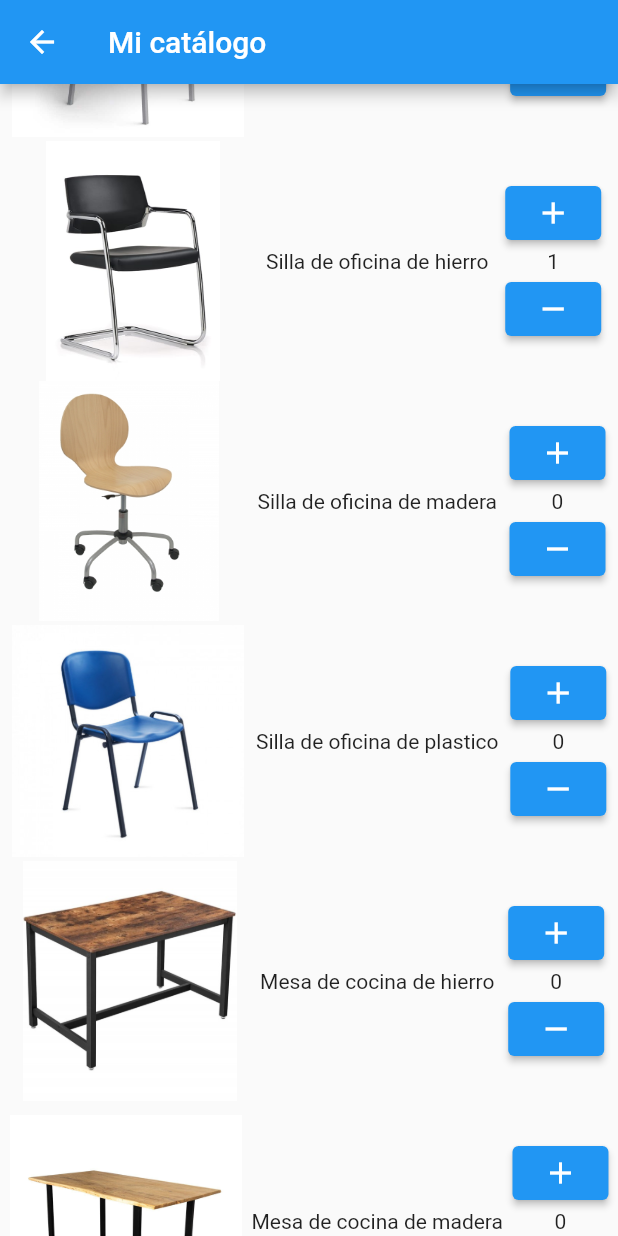
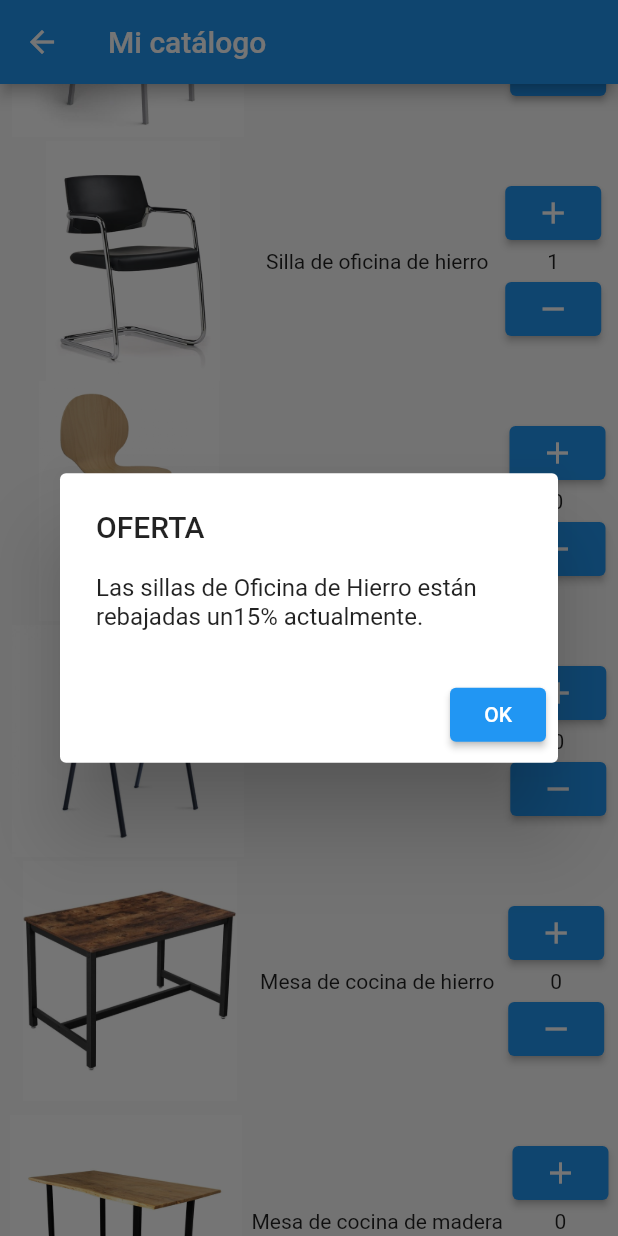
Before and after one commit to dpoulols/ds_p2_flutter, a Flutter app: the CatalogScreen screen opened directly, scrolled down 576 dp, after a tap on the "add" icon, on a phone screen of 412 x 824 dp. Run offline on Flutter 3.47's test engine with Material 2 defaults, Android fonts, the phone set to English and light mode, and no system bars; network calls fail.

Commit message:
Notificación de ofertas
Función popUp implementada y añadida a dos muebles (fijos)

```diff
--- a/lib/catalog_screen.dart
+++ b/lib/catalog_screen.dart
@@ -144,7 +144,9 @@ class _CatalogScreenState extends State<CatalogScreen> {
           cliente.sillas.add(silla);
 
           if( _selectedMaterial == "Hierro"){
-          _hierroOficinaSilla++;
+            _hierroOficinaSilla++;
+            if (_hierroOficinaSilla == 1)
+              showPopUpOferta(context, "sillas", _tipo, _selectedMaterial, 15);
         }else if( _selectedMaterial == "Plastico"){
           _plasticoOficinaSilla++;
         }else if( _selectedMaterial == "Madera"){
@@ -169,6 +171,8 @@ class _CatalogScreenState extends State<CatalogScreen> {
 
           if( _selectedMaterial == "Hierro"){
             _hierroCocinaMesa++;
+            if (_hierroCocinaMesa == 1)
+              showPopUpOferta(context, "mesas", _tipo, _selectedMaterial, 20);
           }else if( _selectedMaterial == "Plastico"){
             _plasticoCocinaMesa++;
           }else if( _selectedMaterial == "Madera"){
@@ -264,6 +268,26 @@ class _CatalogScreenState extends State<CatalogScreen> {
     });
   }
 
+
+  void showPopUpOferta(BuildContext context, String mueble, String tipo, String material, int n) {
+    showDialog(
+      context: context,
+      builder: (BuildContext context) {
+        return AlertDialog(
+          title: Text("OFERTA"),
+          content: Text("Las " + mueble + " de " + tipo + " de " + material + " están rebajadas un" + n.toString() +"% actualmente."),
+          actions: <Widget>[
+            ElevatedButton(
+              child: Text("OK"),
+              onPressed: () {
+                Navigator.of(context).pop();
+              },
+            ),
+          ],
+        );
+      },
+    );
+  }
 
   @override
   Widget build(BuildContext context) {
```
